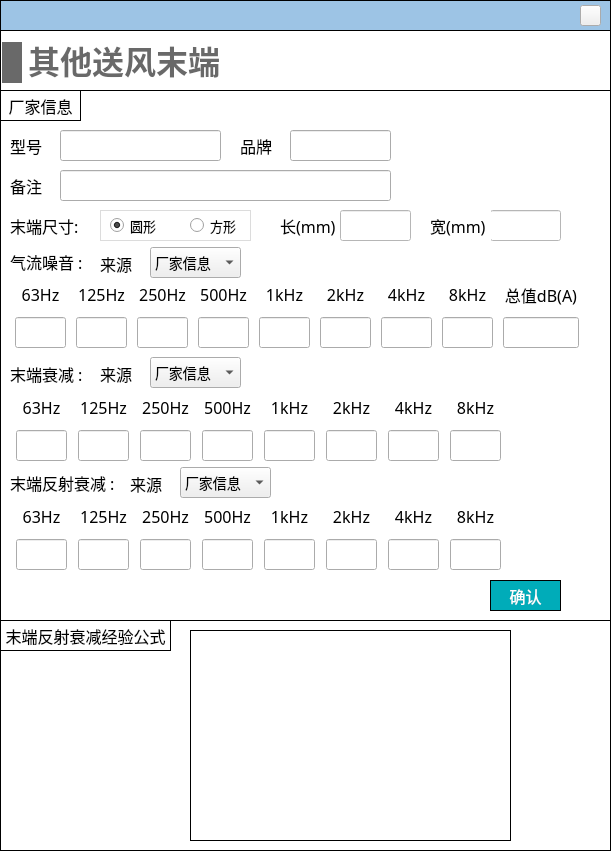
Qt form NoiseCalSoft/inputDialog/dialog_other_send_terminal.ui (SheepBowwow/NoiCal) before a commit.
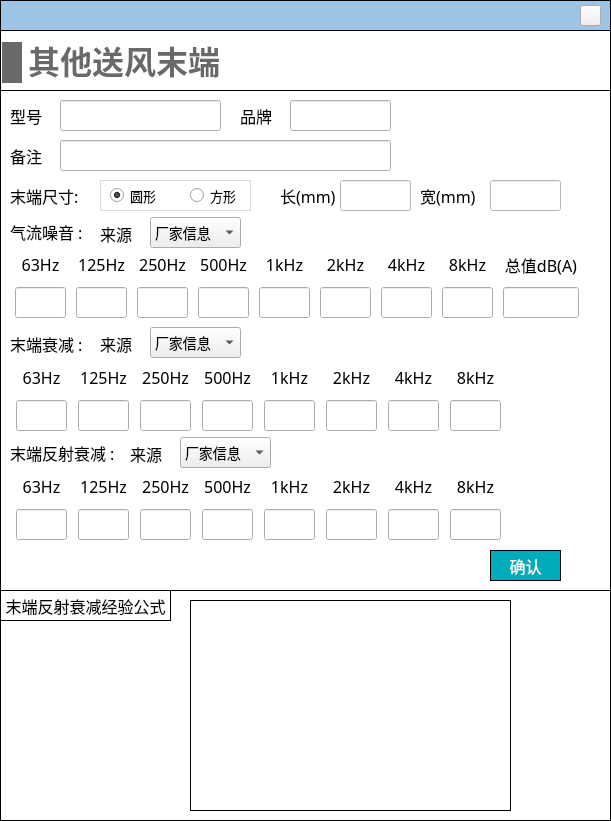
The same form after that commit. The open tabs and pages were chosen to show the change. Icons and pictures are not drawn.

```diff
--- a/NoiseCalSoft/inputDialog/dialog_other_send_terminal.ui
+++ b/NoiseCalSoft/inputDialog/dialog_other_send_terminal.ui
@@ -7,7 +7,7 @@
     <x>0</x>
     <y>0</y>
     <width>611</width>
-    <height>851</height>
+    <height>821</height>
    </rect>
   </property>
   <property name="windowTitle">
@@ -37,7 +37,7 @@
      <x>0</x>
      <y>30</y>
      <width>611</width>
-     <height>821</height>
+     <height>791</height>
     </rect>
    </property>
    <property name="styleSheet">
@@ -50,7 +50,7 @@
     <property name="geometry">
      <rect>
       <x>0</x>
-      <y>590</y>
+      <y>560</y>
       <width>611</width>
       <height>231</height>
      </rect>
@@ -103,7 +103,7 @@
       <x>0</x>
       <y>60</y>
       <width>611</width>
-      <height>531</height>
+      <height>501</height>
      </rect>
     </property>
     <property name="minimumSize">
@@ -148,7 +148,7 @@
      <property name="geometry">
       <rect>
        <x>240</x>
-       <y>40</y>
+       <y>10</y>
        <width>41</width>
        <height>31</height>
       </rect>
@@ -167,7 +167,7 @@
      <property name="geometry">
       <rect>
        <x>10</x>
-       <y>40</y>
+       <y>10</y>
        <width>41</width>
        <height>31</height>
       </rect>
@@ -186,7 +186,7 @@
      <property name="geometry">
       <rect>
        <x>290</x>
-       <y>40</y>
+       <y>10</y>
        <width>101</width>
        <height>31</height>
       </rect>
@@ -202,7 +202,7 @@
      <property name="geometry">
       <rect>
        <x>10</x>
-       <y>372</y>
+       <y>342</y>
        <width>111</width>
        <height>41</height>
       </rect>
@@ -221,7 +221,7 @@
      <property name="geometry">
       <rect>
        <x>10</x>
-       <y>151</y>
+       <y>121</y>
        <width>81</width>
        <height>41</height>
       </rect>
@@ -240,7 +240,7 @@
      <property name="geometry">
       <rect>
        <x>11</x>
-       <y>301</y>
+       <y>271</y>
        <width>501</width>
        <height>72</height>
       </rect>
@@ -735,7 +735,7 @@
      <property name="geometry">
       <rect>
        <x>11</x>
-       <y>410</y>
+       <y>380</y>
        <width>501</width>
        <height>72</height>
       </rect>
@@ -1230,7 +1230,7 @@
      <property name="geometry">
       <rect>
        <x>11</x>
-       <y>188</y>
+       <y>158</y>
        <width>581</width>
        <height>72</height>
       </rect>
@@ -1785,7 +1785,7 @@
      <property name="geometry">
       <rect>
        <x>10</x>
-       <y>263</y>
+       <y>233</y>
        <width>81</width>
        <height>41</height>
       </rect>
@@ -1804,7 +1804,7 @@
      <property name="geometry">
       <rect>
        <x>60</x>
-       <y>40</y>
+       <y>10</y>
        <width>161</width>
        <height>31</height>
       </rect>
@@ -1820,7 +1820,7 @@
      <property name="geometry">
       <rect>
        <x>270</x>
-       <y>120</y>
+       <y>90</y>
        <width>291</width>
        <height>31</height>
       </rect>
@@ -1875,7 +1875,7 @@
       <widget class="QLabel" name="label_27">
        <property name="geometry">
         <rect>
-         <x>160</x>
+         <x>150</x>
          <y>0</y>
          <width>61</width>
          <height>31</height>
@@ -1950,7 +1950,7 @@
      <property name="geometry">
       <rect>
        <x>100</x>
-       <y>120</y>
+       <y>90</y>
        <width>151</width>
        <height>31</height>
       </rect>
@@ -2007,7 +2007,7 @@
      <property name="geometry">
       <rect>
        <x>10</x>
-       <y>120</y>
+       <y>90</y>
        <width>81</width>
        <height>31</height>
       </rect>
@@ -2026,7 +2026,7 @@
      <property name="geometry">
       <rect>
        <x>490</x>
-       <y>490</y>
+       <y>460</y>
        <width>71</width>
        <height>31</height>
       </rect>
@@ -2057,36 +2057,11 @@
       <string>确认</string>
      </property>
     </widget>
-    <widget class="QLabel" name="label_41">
-     <property name="geometry">
-      <rect>
-       <x>0</x>
-       <y>0</y>
-       <width>81</width>
-       <height>31</height>
-      </rect>
-     </property>
-     <property name="font">
-      <font>
-       <family>黑体</family>
-       <pointsize>-1</pointsize>
-      </font>
-     </property>
-     <property name="styleSheet">
-      <string notr="true">border: 1px solid #000000;</string>
-     </property>
-     <property name="text">
-      <string>厂家信息</string>
-     </property>
-     <property name="alignment">
-      <set>Qt::AlignCenter</set>
-     </property>
-    </widget>
     <widget class="QLabel" name="label_42">
      <property name="geometry">
       <rect>
        <x>100</x>
-       <y>263</y>
+       <y>233</y>
        <width>41</width>
        <height>41</height>
       </rect>
@@ -2105,7 +2080,7 @@
      <property name="geometry">
       <rect>
        <x>180</x>
-       <y>377</y>
+       <y>347</y>
        <width>91</width>
        <height>31</height>
       </rect>
@@ -2136,7 +2111,7 @@
      <property name="geometry">
       <rect>
        <x>150</x>
-       <y>157</y>
+       <y>127</y>
        <width>91</width>
        <height>31</height>
       </rect>
@@ -2162,7 +2137,7 @@
      <property name="geometry">
       <rect>
        <x>150</x>
-       <y>267</y>
+       <y>237</y>
        <width>91</width>
        <height>31</height>
       </rect>
@@ -2188,7 +2163,7 @@
      <property name="geometry">
       <rect>
        <x>100</x>
-       <y>153</y>
+       <y>123</y>
        <width>41</width>
        <height>41</height>
       </rect>
@@ -2207,7 +2182,7 @@
      <property name="geometry">
       <rect>
        <x>130</x>
-       <y>373</y>
+       <y>343</y>
        <width>41</width>
        <height>41</height>
       </rect>
@@ -2226,7 +2201,7 @@
      <property name="geometry">
       <rect>
        <x>60</x>
-       <y>80</y>
+       <y>50</y>
        <width>331</width>
        <height>31</height>
       </rect>
@@ -2242,7 +2217,7 @@
      <property name="geometry">
       <rect>
        <x>10</x>
-       <y>80</y>
+       <y>50</y>
        <width>41</width>
        <height>31</height>
       </rect>
```
Left out of the diff: 2 changed lines with no effect on the pictures.
